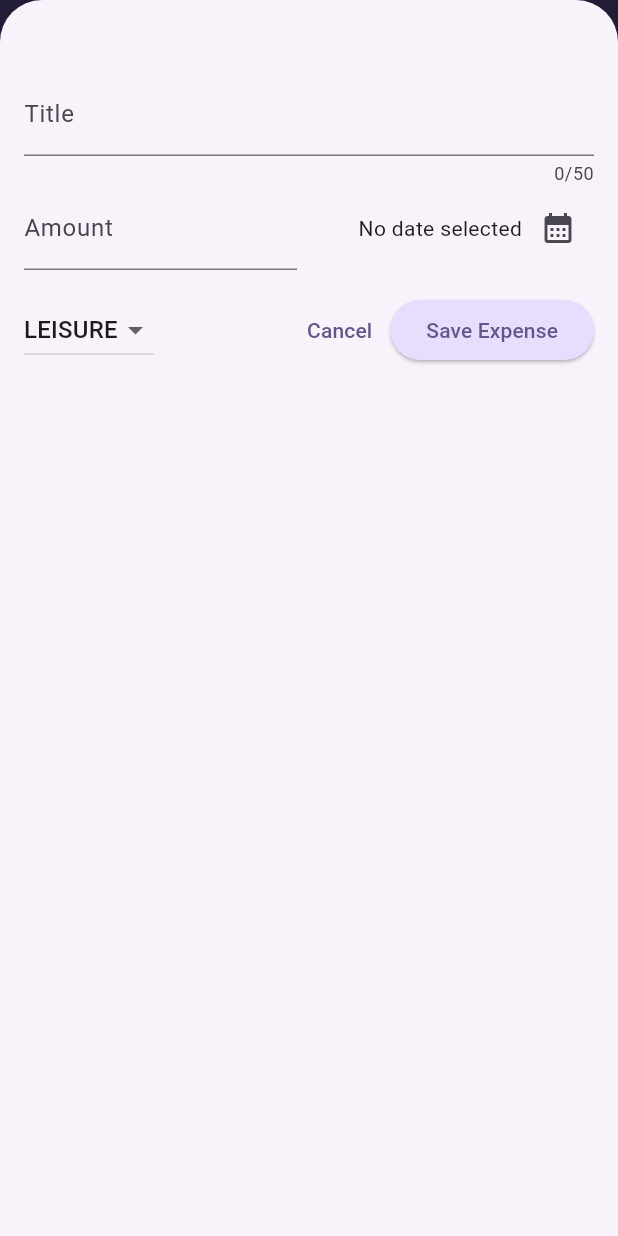
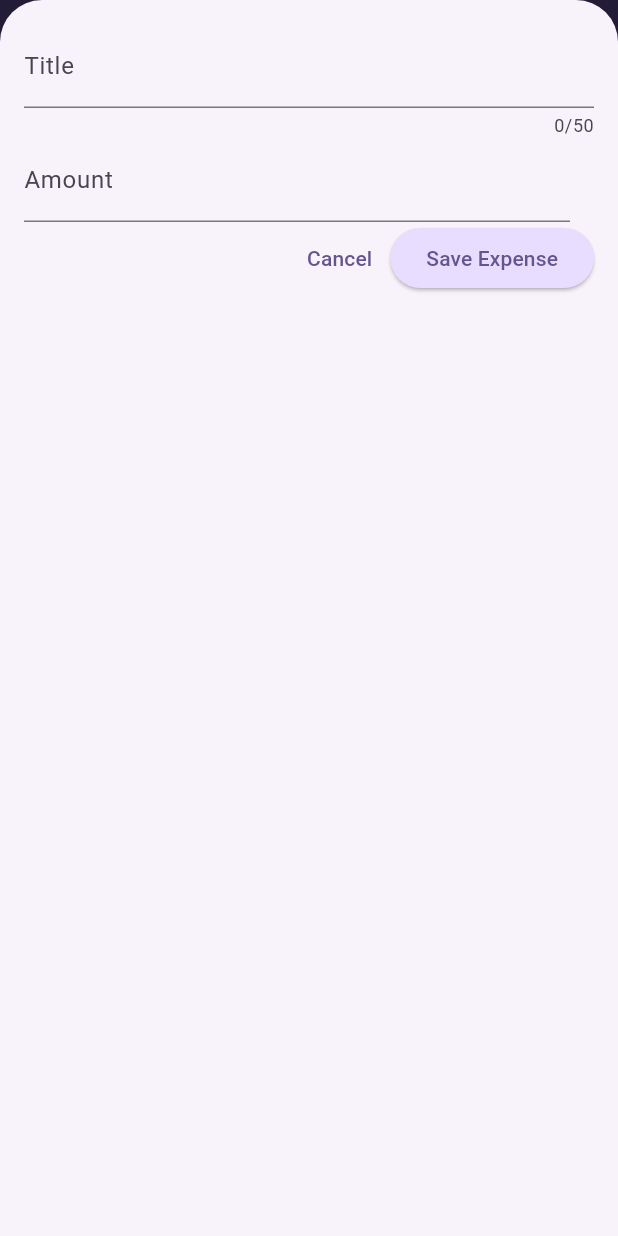
Before and after one commit to Mohammed-Salman-Fadel/expense_tracker_app, a Flutter app: the screen it shows after launch, after a tap on the "add" icon, on a phone screen of 412 x 824 dp. Run offline on Flutter 3.47's test engine with Material 3 defaults, Android fonts, the phone set to English and light mode, and no system bars.

Commit message:
Modified certain widgets

```diff
--- a/lib/main.dart
+++ b/lib/main.dart
@@ -18,6 +18,7 @@ void main() {
   // ) {
   runApp(
     MaterialApp(
+      debugShowCheckedModeBanner: false,
       darkTheme: ThemeData.dark().copyWith(
         colorScheme: kDarkColorScheme,
         cardTheme: CardTheme().copyWith(
--- a/lib/widgets/expenses.dart
+++ b/lib/widgets/expenses.dart
@@ -31,6 +31,7 @@ class _ExpensesState extends State<Expenses> {
 
   void _openAddExpenseOverlay() {
     showModalBottomSheet(
+      useSafeArea: true,
       isScrollControlled: true,
       context: context,
       builder: (ctx) => NewExpense(onAddExpense: _addExpense),
--- a/lib/widgets/new_expense.dart
+++ b/lib/widgets/new_expense.dart
@@ -1,3 +1,5 @@
+import 'dart:io';
+
 import 'package:expense_tracker/models/expense.dart';
 import 'package:flutter/material.dart';
 
@@ -76,17 +78,29 @@ class _NewExpenseState extends State<NewExpense> {
 
   @override
   Widget build(BuildContext context) {
-    return Padding(
-      padding: EdgeInsets.fromLTRB(16, 48, 16, 16),
+    final keyboardSpace = MediaQuery.of(context).viewInsets.bottom;
+    return LayoutBuilder(
+      builder: (ctx, constraints) {
+        final width = constraints.maxWidth;
+        return SizedBox(
+          height: double.infinity,
+          child: SingleChildScrollView(
+            child: Padding(
+              padding: EdgeInsets.fromLTRB(16, 16, 16, keyboardSpace + 16),
               child: Column(
                 children: [
-          TextField(
+                  if (width >= 600)
+                    Row(
+                      crossAxisAlignment: CrossAxisAlignment.start,
+                      children: [
+                        Expanded(
+                          child: TextField(
                             controller: _titleController,
                             maxLength: 50,
                             decoration: InputDecoration(label: Text('Title')),
                           ),
-          Row(
-            children: [
+                        ),
+                        SizedBox(width: 24),
                         Expanded(
                           child: TextField(
                             controller: _amountController,
@@ -98,28 +112,15 @@ class _NewExpenseState extends State<NewExpense> {
                           ),
                         ),
                         SizedBox(width: 16),
-              Expanded(
-                child: Row(
-                  mainAxisAlignment: MainAxisAlignment.end,
-                  crossAxisAlignment: CrossAxisAlignment.center,
-                  children: [
-                    Text(
-                      _selectedDate == null
-                          ? 'No date selected'
-                          : formatter.format(
-                            _selectedDate!,
-                          ), //?The exclamation mark forces dart to assume this value wont be null.
+                      ],
+                    )
+                  else
+                    TextField(
+                      controller: _titleController,
+                      maxLength: 50,
+                      decoration: InputDecoration(label: Text('Title')),
                     ),
-                    IconButton(
-                      onPressed: _presentDayPicker,
-                      icon: Icon(Icons.calendar_month),
-                    ),
-                  ],
-                ),
-              ),
-            ],
-          ),
-          SizedBox(height: 16),
+                  if (width >= 600)
                     Row(
                       children: [
                         DropdownButton(
@@ -142,10 +143,53 @@ class _NewExpenseState extends State<NewExpense> {
                             });
                           },
                         ),
+                        SizedBox(width: 24),
+                        Expanded(
+                          child: Row(
+                            mainAxisAlignment: MainAxisAlignment.end,
+                            crossAxisAlignment: CrossAxisAlignment.center,
+                            children: [
+                              Text(
+                                _selectedDate == null
+                                    ? 'No date selected'
+                                    : formatter.format(
+                                      _selectedDate!,
+                                    ), //?The exclamation mark forces dart to assume this value wont be null.
+                              ),
+                              IconButton(
+                                onPressed: _presentDayPicker,
+                                icon: Icon(Icons.calendar_month),
+                              ),
+                            ],
+                          ),
+                        ),
+                      ],
+                    )
+                  else
+                    Row(
+                      children: [
+                        Expanded(
+                          child: TextField(
+                            controller: _amountController,
+                            keyboardType: TextInputType.number,
+                            decoration: InputDecoration(
+                              prefixText: '\$ ',
+                              label: Text('Amount'),
+                            ),
+                          ),
+                        ),
+                        SizedBox(width: 16),
+                      ],
+                    ),
+                  SizedBox(width: 16),
+                  Row(
+                    children: [
                       Spacer(),
                       TextButton(
                         onPressed: () {
-                  Navigator.pop(context); //? Removes overlay from screen.
+                          Navigator.pop(
+                            context,
+                          ); //? Removes overlay from screen.
                         },
                         child: Text('Cancel'),
                       ),
@@ -157,6 +201,10 @@ class _NewExpenseState extends State<NewExpense> {
                   ),
                 ],
               ),
+            ),
+          ),
+        );
+      },
     );
   }
 }
```
Lines whose indentation alone changed are shown as unchanged.
